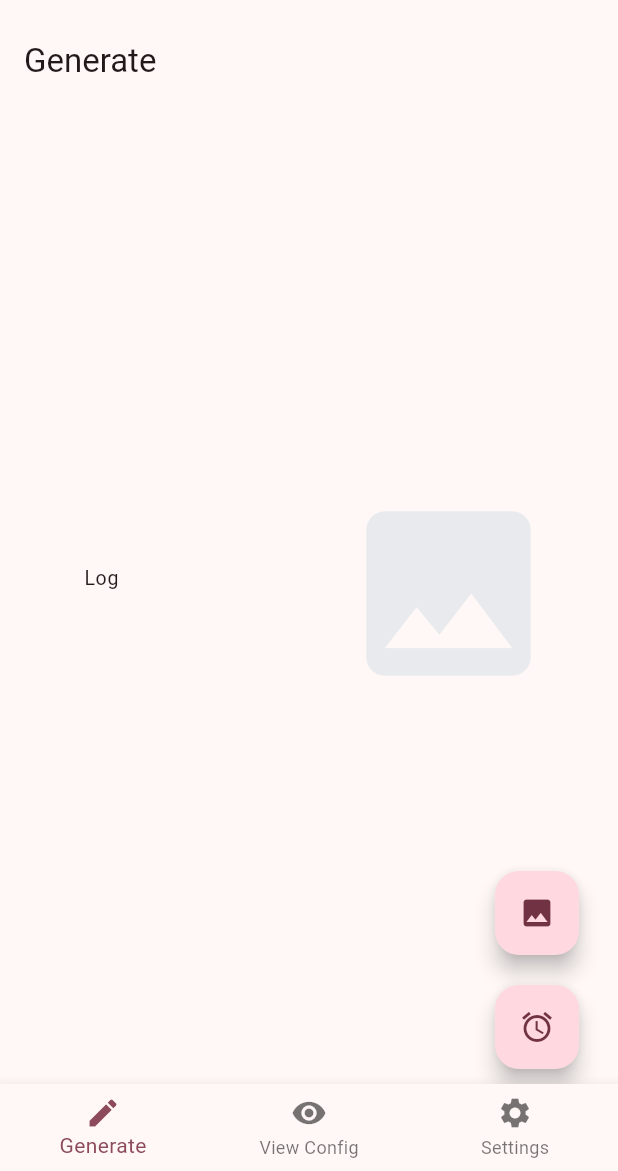
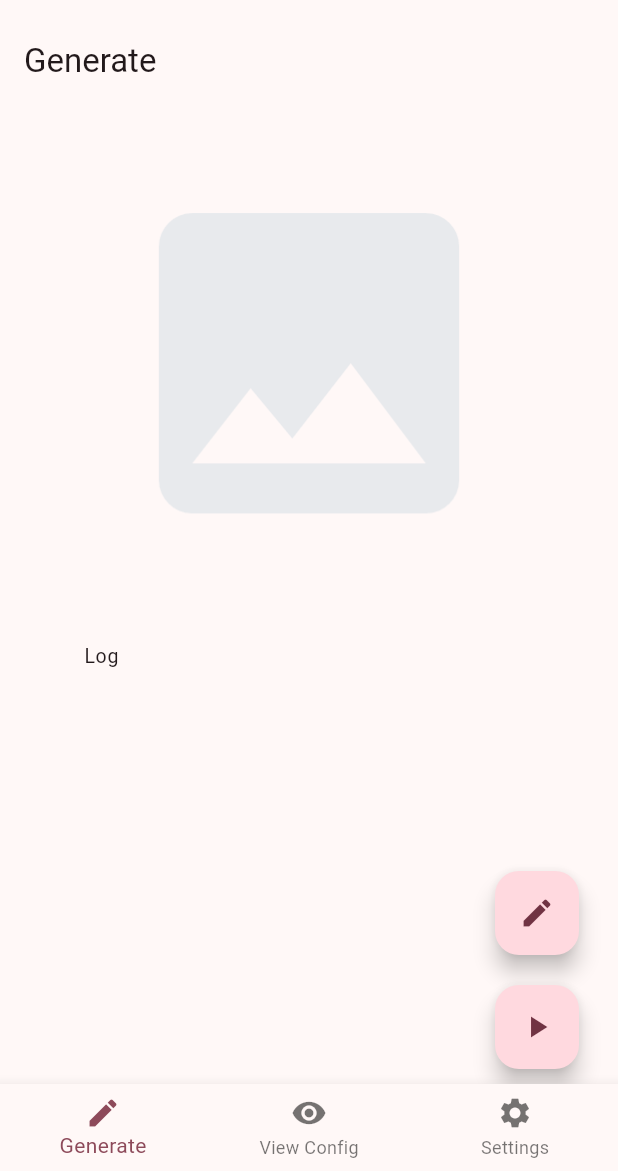
Before and after one commit to Exception0x0194/NAI-Generator-Flutter, a Flutter app: the screen it shows after launch, on a phone screen of 412 x 824 dp, the part 65-1236 px from its top. Run offline on Flutter 3.47's test engine with Material 3 defaults, Android fonts, the phone set to English and light mode, and no system bars; our stand-ins replace file_picker; missing offline and left inert: dart:html; Roboto replaces fonts that are missing (Noto).

Commit message:
更改了一些排版

```diff
--- a/lib/models/prompt_config.dart
+++ b/lib/models/prompt_config.dart
@@ -1,5 +1,6 @@
 import 'dart:math';
 
+import 'package:flutter/foundation.dart';
 
 class PromptConfig {
   String selectionMethod;
--- a/lib/screens/generator_screen.dart
+++ b/lib/screens/generator_screen.dart
@@ -16,40 +16,7 @@ class PromptGenerationScreenState extends State<PromptGenerationScreen> {
           title: const Text('Generate'),
         ),
         body: Center(
-          child: Column(
-            children: [
-              Expanded(
-                // 使用Expanded让ListView使用所有可用空间，但不会覆盖下方的按钮
-                child: Padding(
-                    padding: const EdgeInsets.all(20),
-                    child: Row(
-                      children: [
-                        Expanded(
-                          child: Padding(
-                            padding: const EdgeInsets.all(20),
-                            child: ListTile(
-                              title: const Text("Log"),
-                              subtitle: SingleChildScrollView(
-                                // 添加滚动
-                                reverse: true,
-                                // 添加滚动
-                                child: Text(InfoManager().log),
-                              ),
-                              dense: true,
-                            ),
-                          ),
-                        ),
-                        Expanded(
-                          child: Container(
-                            padding: const EdgeInsets.all(20),
-                            child: InfoManager().img,
-                          ),
-                        ),
-                      ],
-                    )),
-              )
-            ],
-          ),
+          child: _buildResponsiveLayout(),
         ),
         floatingActionButtonLocation: FloatingActionButtonLocation.endDocked,
         floatingActionButton: Padding(
@@ -58,32 +25,72 @@ class PromptGenerationScreenState extends State<PromptGenerationScreen> {
             mainAxisAlignment: MainAxisAlignment.end,
             children: [
               FloatingActionButton(
-                  onPressed: _generateImage,
-                  tooltip: 'Generate one image',
-                  child: const Icon(Icons.image)),
+                  onPressed: _generatePrompt,
+                  tooltip: 'Generate one prompt',
+                  child: const Icon(Icons.edit)),
               const SizedBox(
                 height: 20,
               ),
               FloatingActionButton(
                   onPressed: _toggleGeneration,
-                  tooltip: 'Start generation',
+                  tooltip: 'Toggle generation',
                   child: InfoManager().isGenerating
                       ? const Icon(Icons.pause)
-                      : const Icon(Icons.alarm))
+                      : const Icon(Icons.play_arrow))
             ],
           ),
         ));
   }
 
-  void _generateImage() async {
-    InfoManager().generateImage();
+  void _generatePrompt() async {
+    InfoManager().generatePrompt();
   }
 
   void _toggleGeneration() async {
     InfoManager().isGenerating = !InfoManager().isGenerating;
-    setState(() {});
     if (InfoManager().isGenerating) {
-      _generateImage();
+      InfoManager().generateImage();
+    }
+  }
+
+  Widget _buildResponsiveLayout() {
+    var size = MediaQuery.of(context).size;
+    bool useRow = size.width > size.height; // 当屏幕宽度大于高度时使用Row
+
+    var content = [
+      Expanded(
+        child: Container(
+          padding: const EdgeInsets.all(20),
+          child: InfoManager().img,
+        ),
+      ),
+      Expanded(
+        child: Padding(
+          padding: const EdgeInsets.all(20),
+          child: ListTile(
+            title: const Text("Log"),
+            subtitle: SingleChildScrollView(
+              reverse: true,
+              child: Text(InfoManager().log),
+            ),
+            dense: true,
+          ),
+        ),
+      ),
+    ];
+
+    if (useRow) {
+      return Padding(
+          padding: EdgeInsets.all(20),
+          child: Row(
+            children: content,
+          ));
+    } else {
+      return Padding(
+          padding: EdgeInsets.all(20),
+          child: Column(
+            children: content,
+          ));
     }
   }
 }
```
Also changed, not shown: lib/models/info_manager.dart (+9 -3 lines), lib/screens/prompt_config_screen.dart (+0 -46 lines), lib/screens/settings_screen.dart (+1 -38 lines), lib/widgets/prompt_config_widget.dart (+24 -14 lines), pubspec.lock.
